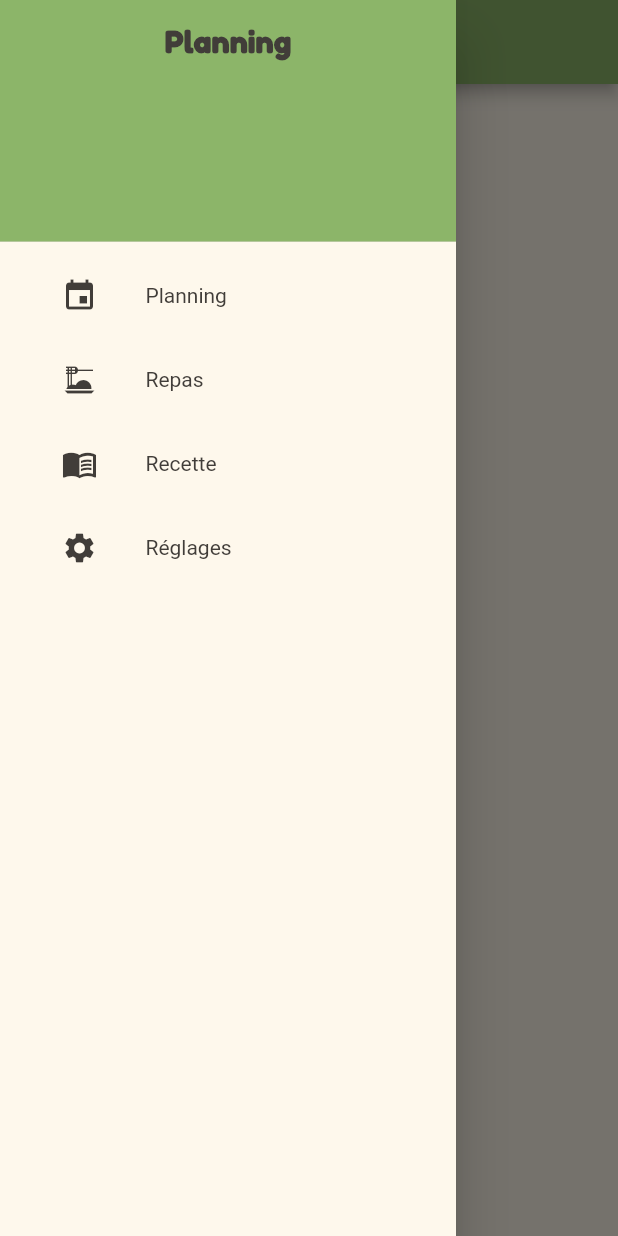
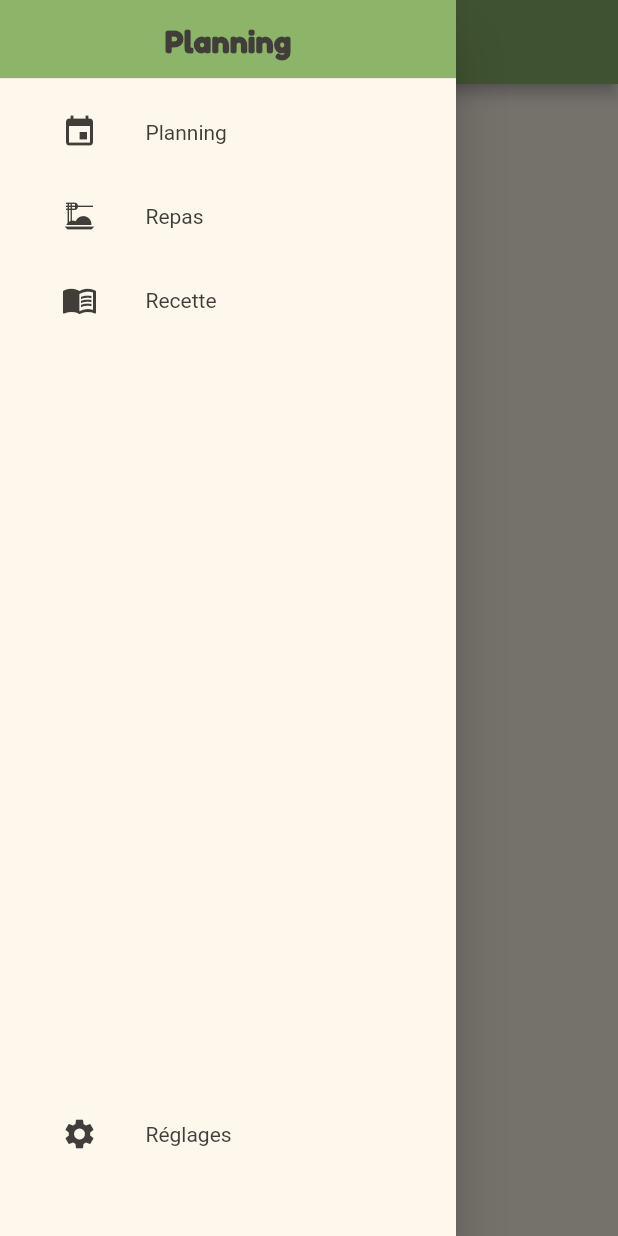
Before and after one commit to Orthoceras69/feed-meal, a Flutter app: the screen it shows after launch, with the side drawer open, on a phone screen of 412 x 824 dp. Run offline on Flutter 3.47's test engine with Material 2 defaults, Android fonts, the phone set to English and light mode, and no system bars.

Commit message:
fix: height settings menu

```diff
--- a/lib/widgets/drawer.dart
+++ b/lib/widgets/drawer.dart
@@ -5,7 +5,9 @@ Widget myDrawer(BuildContext context, String title) {
   return Drawer(
       backgroundColor: Palette.light,
       child: ListView(children: [
-        DrawerHeader(
+        SizedBox(
+          height: 60,
+          child: DrawerHeader(
               decoration: const BoxDecoration(color: Palette.primary),
               child: Column(children: [
                 Text(title,
@@ -16,36 +18,39 @@ Widget myDrawer(BuildContext context, String title) {
                         color: Palette.dark),
                     semanticsLabel: title)
               ])),
+        ),
         Padding(
             padding: const EdgeInsets.only(left: 25.0, right: 25.0),
             child: Column(
                 crossAxisAlignment: CrossAxisAlignment.center,
                 children: [
-                  Column(
-                    children: const [
+                  Column(children: [
                     ListTile(
-                          leading: Icon(Icons.event, color: Palette.dark),
-                          title: Text("Planning",
-                              style: TextStyle(color: Palette.dark))),
+                        leading: const Icon(Icons.event, color: Palette.dark),
+                        title: const Text("Planning",
+                            style: TextStyle(color: Palette.dark)),
+                        onTap: () {}),
+                    ListTile(
+                        leading: const Icon(Icons.dinner_dining,
+                            color: Palette.dark),
+                        title: const Text("Repas",
+                            style: TextStyle(color: Palette.dark)),
+                        onTap: () {}),
                     ListTile(
                         leading:
-                              Icon(Icons.dinner_dining, color: Palette.dark),
-                          title: Text("Repas",
-                              style: TextStyle(color: Palette.dark))),
-                      ListTile(
-                          leading: Icon(Icons.menu_book, color: Palette.dark),
-                          title: Text("Recette",
-                              style: TextStyle(color: Palette.dark))),
-                    ],
-                  ),
-                  Column(
-                    children: const [
-                      ListTile(
-                          leading: Icon(Icons.settings, color: Palette.dark),
-                          title: Text("Réglages",
-                              style: TextStyle(color: Palette.dark))),
-                    ],
-                  ),
-                ]))
+                            const Icon(Icons.menu_book, color: Palette.dark),
+                        title: const Text("Recette",
+                            style: TextStyle(color: Palette.dark)),
+                        onTap: () {}),
+                    Padding(
+                        padding: const EdgeInsets.only(top: 500),
+                        child: ListTile(
+                            leading:
+                                const Icon(Icons.settings, color: Palette.dark),
+                            title: const Text("Réglages",
+                                style: TextStyle(color: Palette.dark)),
+                            onTap: () {}))
+                  ])
+                ])),
       ]));
 }
```
Lines whose indentation alone changed are shown as unchanged.
